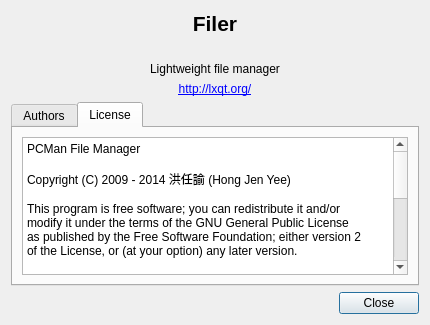
Old version of the form filer/about.ui in the repository lxqt/pcmanfm-qt.
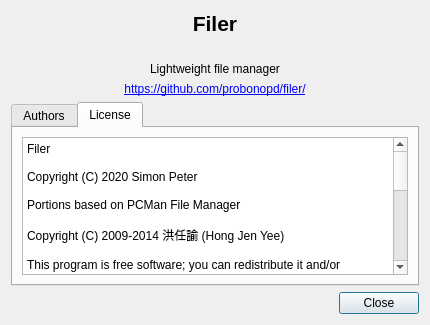
New version of the form. The open tabs and pages were chosen to show the change. Icons and pictures are not drawn.

What changed in the file:
```diff
--- a/filer/about.ui
+++ b/filer/about.ui
@@ -55,7 +55,7 @@
    <item>
     <widget class="QLabel" name="label_3">
      <property name="text">
-      <string>&lt;html&gt;&lt;head/&gt;&lt;body&gt;&lt;p&gt;&lt;a href=&quot;http://lxqt.org/&quot;&gt;&lt;span style=&quot; text-decoration: underline; color:#0000ff;&quot;&gt;http://lxqt.org/&lt;/span&gt;&lt;/a&gt;&lt;/p&gt;&lt;/body&gt;&lt;/html&gt;</string>
+      <string>&lt;html&gt;&lt;head/&gt;&lt;body&gt;&lt;p&gt;&lt;a href=&quot;https://github.com/probonopd/filer/&quot;&gt;&lt;span style=&quot; text-decoration: underline; color:#0000ff;&quot;&gt;https://github.com/probonopd/filer/&lt;/span&gt;&lt;/a&gt;&lt;/p&gt;&lt;/body&gt;&lt;/html&gt;</string>
      </property>
      <property name="textFormat">
       <enum>Qt::RichText</enum>
@@ -106,9 +106,13 @@
           <bool>true</bool>
          </property>
          <property name="plainText">
-          <string>PCMan File Manager
+          <string>Filer
 
-Copyright (C) 2009 - 2014 洪任諭 (Hong Jen Yee)
+Copyright (C) 2020 Simon Peter
+
+Portions based on PCMan File Manager
+
+Copyright (C) 2009-2014 洪任諭 (Hong Jen Yee)
 
 This program is free software; you can redistribute it and/or
 modify it under the terms of the GNU General Public License
```
Left out of the diff: 9 changed lines with no effect on the pictures.
